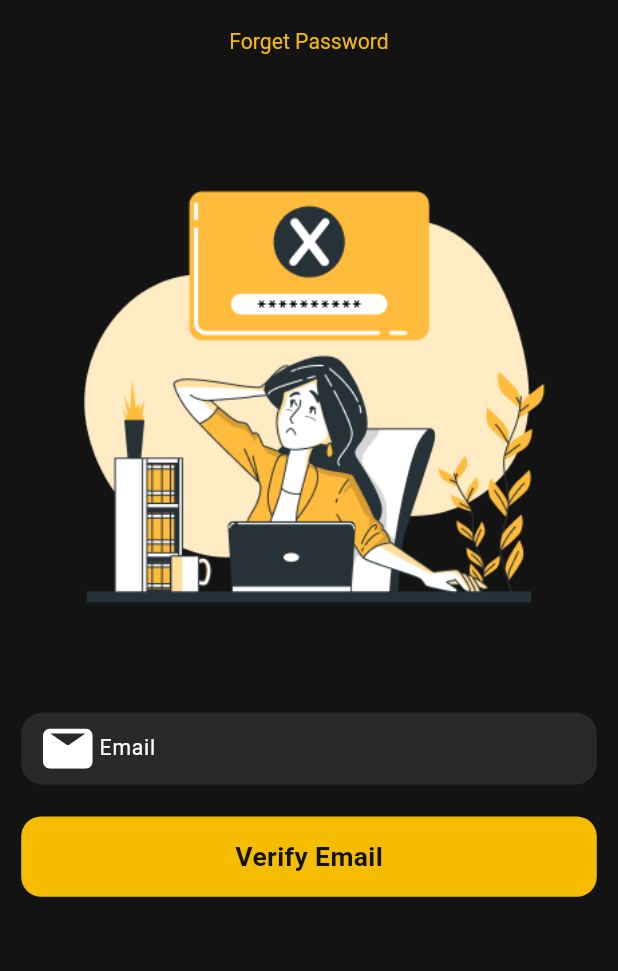
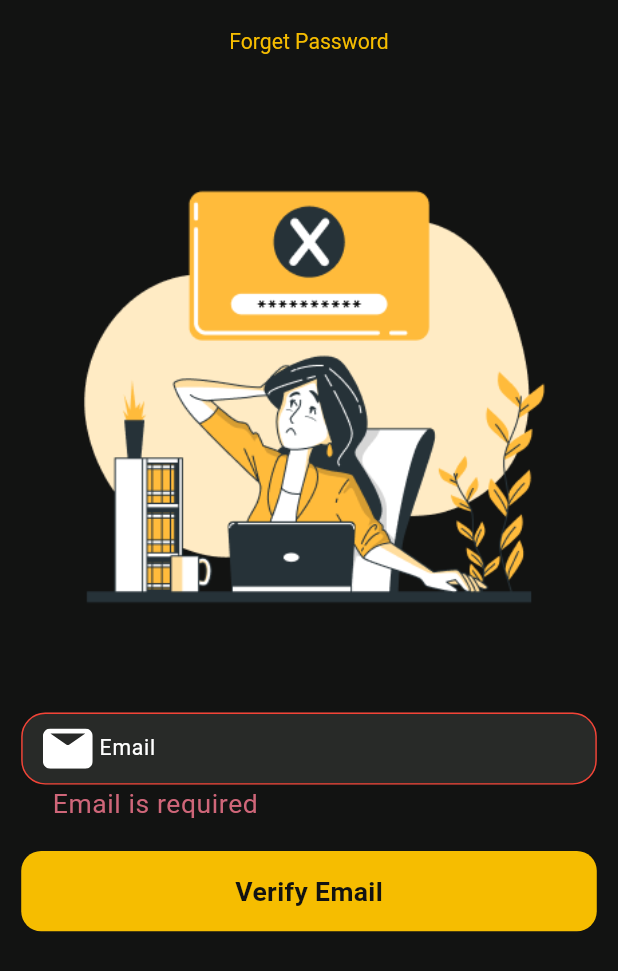
Before and after one commit to shaimaamagdy31/movies-app, a Flutter app: the screen it shows after launch, after a tap on "Verify Email", on a phone screen of 412 x 824 dp. Shown: the top 971 px of the screen. Run offline on Flutter 3.47's test engine with Material 3 defaults, Android fonts, the phone set to English and light mode, and no system bars; our stand-ins replace cloud_firestore, firebase_auth, firebase_core, flutter_bloc, flutter_screenutil, flutter_svg and 2 more; accounts and stored records are empty; generated files the repository leaves out were written again.

Commit message:
finish forgetPassword-screen Authentication

```diff
--- a/lib/ui/forget_password/screen/forget_password_screen.dart
+++ b/lib/ui/forget_password/screen/forget_password_screen.dart
@@ -1,10 +1,13 @@
+import 'package:firebase_auth/firebase_auth.dart';
 import 'package:flutter/material.dart';
 import 'package:flutter_screenutil/flutter_screenutil.dart';
+import 'package:movies_app/core/utils/AppValidations.dart';
 import 'package:movies_app/core/utils/AssetsManager.dart';
 import 'package:movies_app/core/utils/StringsManager.dart';
 
 import '../../../core/reusable_components/customBtn.dart';
 import '../../../core/reusable_components/customTextFormField.dart';
+import '../../../core/utils/dialog_utils.dart';
 
 class ForgetPasswordScreen extends StatefulWidget {
   static const String routeName="Forget-Password Screen";
@@ -35,7 +38,9 @@ class _ForgetPasswordScreenState extends State<ForgetPasswordScreen> {
     return SafeArea(
       child: Scaffold(
         appBar: AppBar(title:Text(StringsManager.forgetPassword),),
-        body: Padding(
+        body: Form(
+          key: formKey,
+          child: Padding(
             padding: REdgeInsets.all(16),
             child: Column(
               spacing: 24.h,
@@ -44,11 +49,28 @@ class _ForgetPasswordScreenState extends State<ForgetPasswordScreen> {
                 CustomTextFormField(
                   hintText: StringsManager.emailHint,
                   controller: emailController,
+                  validator: AppValidations.validateEmail,
                   keyboardType: TextInputType.emailAddress,
                   textInputAction: TextInputAction.next,
                   prefixIconData: AssetsManager.emailIcon,
                 ),
-              CustomBtn(text: StringsManager.verifyEmail, onPressed: (){},
+                CustomBtn(text: StringsManager.verifyEmail, onPressed: () async {
+                  if(formKey.currentState?.validate() ?? false){
+                    try{
+                      DialogUtils.showLoadingDialog(context);
+                      await FirebaseAuth.instance
+                          .sendPasswordResetEmail(email: emailController.text);
+                      Navigator.pop(context);
+                      DialogUtils.toastMassagingDialog(
+                          " check your email");
+                    }catch(e){
+                      Navigator.pop(context);
+                      DialogUtils.showMassagingDialog(context,"This account not found ");
+
+                    }
+
+                  }
+                },
                   colorContainer:Theme.of(context).colorScheme.primary,
                   colorText: Theme.of(context).colorScheme.onPrimary,
                   borderContainer:Colors.transparent,
@@ -57,6 +79,7 @@ class _ForgetPasswordScreenState extends State<ForgetPasswordScreen> {
             ),
           ),
         ),
+      ),
     );
   }
 }
```
Lines whose indentation alone changed are shown as unchanged.
